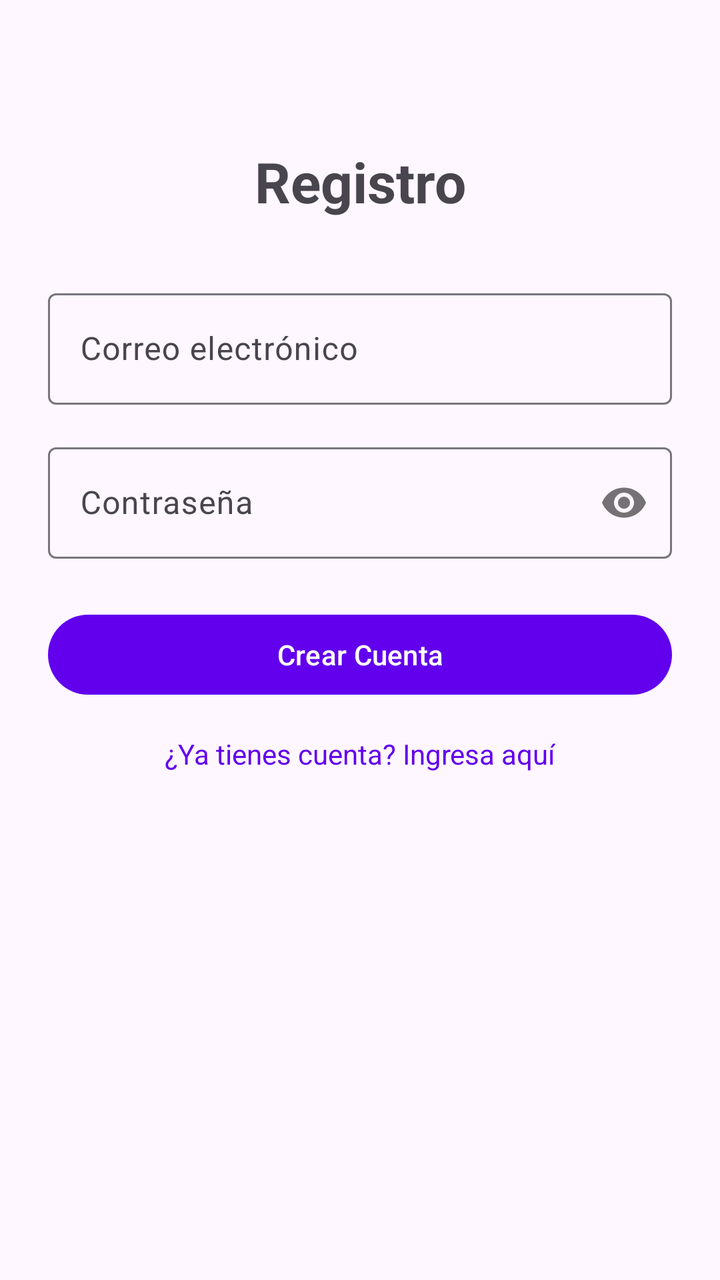
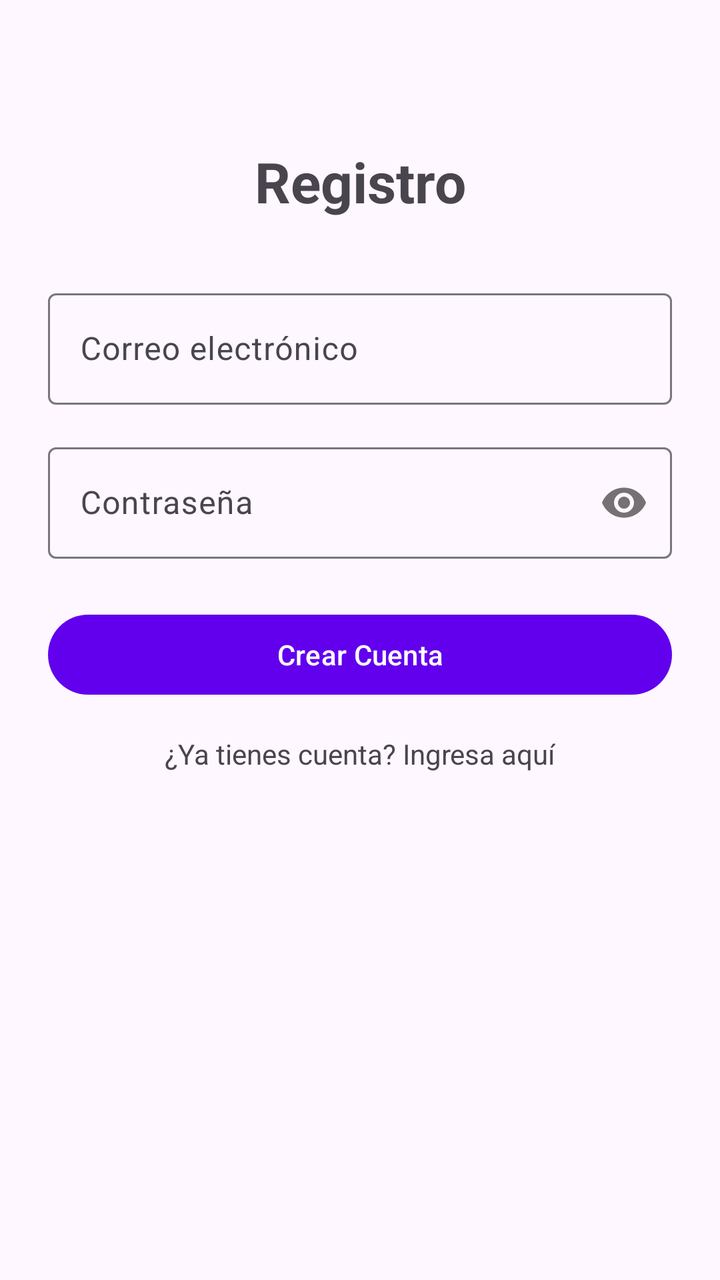

Before-and-after screenshots of an Android layout around one commit, followed by the original layout XML and the change that was made.
<!-- AndroidManifest.xml: application theme Theme.EduControl -->
<!-- res/layout/activity_register.xml -->
<?xml version="1.0" encoding="utf-8"?>
<androidx.constraintlayout.widget.ConstraintLayout xmlns:android="http://schemas.android.com/apk/res/android"
    xmlns:app="http://schemas.android.com/apk/res-auto"
    android:layout_width="match_parent"
    android:layout_height="match_parent"
    android:padding="24dp">

    <TextView
        android:id="@+id/tvTitle"
        android:layout_width="wrap_content"
        android:layout_height="wrap_content"
        android:layout_marginTop="48dp"
        android:text="Registro"
        android:textSize="28sp"
        android:textStyle="bold"
        app:layout_constraintEnd_toEndOf="parent"
        app:layout_constraintStart_toStartOf="parent"
        app:layout_constraintTop_toTopOf="parent" />

    <com.google.android.material.textfield.TextInputLayout
        android:id="@+id/tilEmail"
        style="@style/Widget.Material3.TextInputLayout.OutlinedBox"
        android:layout_width="0dp"
        android:layout_height="wrap_content"
        android:layout_marginTop="32dp"
        android:hint="Correo electrónico"
        app:layout_constraintEnd_toEndOf="parent"
        app:layout_constraintStart_toStartOf="parent"
        app:layout_constraintTop_toBottomOf="@+id/tvTitle">

        <com.google.android.material.textfield.TextInputEditText
            android:id="@+id/etEmail"
            android:layout_width="match_parent"
            android:layout_height="wrap_content"
            android:inputType="textEmailAddress" />
    </com.google.android.material.textfield.TextInputLayout>

    <com.google.android.material.textfield.TextInputLayout
        android:id="@+id/tilPassword"
        style="@style/Widget.Material3.TextInputLayout.OutlinedBox"
        android:layout_width="0dp"
        android:layout_height="wrap_content"
        android:layout_marginTop="16dp"
        android:hint="Contraseña"
        app:layout_constraintEnd_toEndOf="parent"
        app:layout_constraintStart_toStartOf="parent"
        app:layout_constraintTop_toBottomOf="@+id/tilEmail"
        app:passwordToggleEnabled="true">

        <com.google.android.material.textfield.TextInputEditText
            android:id="@+id/etPassword"
            android:layout_width="match_parent"
            android:layout_height="wrap_content"
            android:inputType="textPassword" />
    </com.google.android.material.textfield.TextInputLayout>

    <Button
        android:id="@+id/btnRegister"
        android:layout_width="0dp"
        android:layout_height="wrap_content"
        android:layout_marginTop="24dp"
        android:text="Crear Cuenta"
        app:layout_constraintEnd_toEndOf="parent"
        app:layout_constraintStart_toStartOf="parent"
        app:layout_constraintTop_toBottomOf="@+id/tilPassword" />

    <TextView
        android:id="@+id/tvLoginLink"
        android:layout_width="wrap_content"
        android:layout_height="wrap_content"
        android:layout_marginTop="16dp"
        android:text="¿Ya tienes cuenta? Ingresa aquí"
        android:textColor="@color/purple_500"
        app:layout_constraintEnd_toEndOf="parent"
        app:layout_constraintStart_toStartOf="parent"
        app:layout_constraintTop_toBottomOf="@+id/btnRegister" />

</androidx.constraintlayout.widget.ConstraintLayout>
<!-- resources referenced by this layout -->
<resources>
  <color name="purple_500">#FF6200EE</color>
  <style name="Theme.EduControl" parent="Theme.Material3.DayNight.NoActionBar">
          
          <item name="colorPrimary">@color/purple_500</item>
          <item name="colorOnPrimary">@color/white</item>
          
          <item name="colorSecondary">@color/teal_200</item>
          <item name="colorOnSecondary">@color/black</item>
          
          <item name="android:statusBarColor">@color/purple_700</item>
      </style>
  <color name="white">#FFFFFFFF</color>
  <color name="teal_200">#03DAC5</color>
  <color name="black">#FF000000</color>
  <color name="purple_700">#3700B3</color>
</resources>

<!-- the commit's change to res/layout/activity_register.xml (unified diff, before → after) -->
@@ -70,7 +70,7 @@
         android:layout_height="wrap_content"
         android:layout_marginTop="16dp"
         android:text="¿Ya tienes cuenta? Ingresa aquí"
-        android:textColor="@color/purple_500"
+        android:textColor="@color/primary_emerald"
         app:layout_constraintEnd_toEndOf="parent"
         app:layout_constraintStart_toStartOf="parent"
         app:layout_constraintTop_toBottomOf="@+id/btnRegister" />
